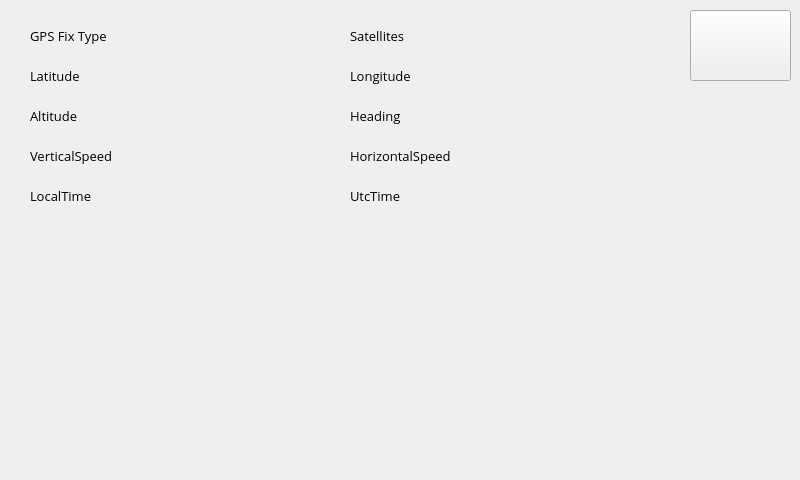
anthony-mills/nomadicpi, file src/visual_elements/main_window.ui: the form before one commit.
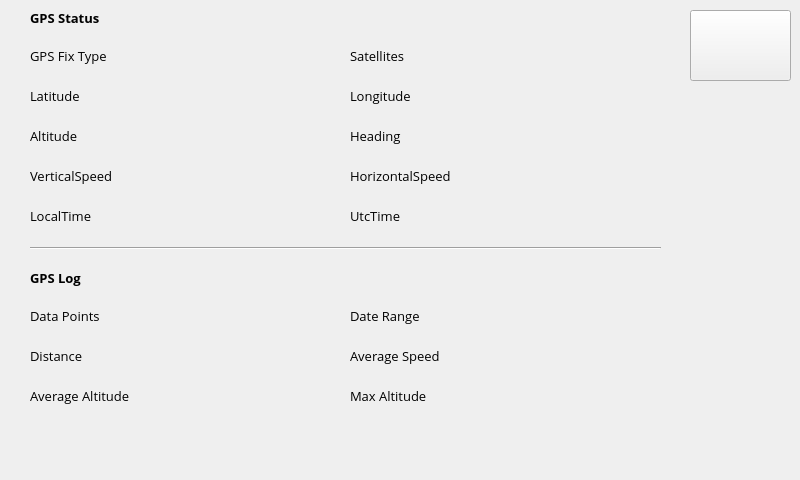
The form after the commit. The open tabs and pages were chosen to show the change. Icons and pictures are not drawn.

Commit message: Added UI elements for trip log information.

What changed in the file:
```diff
--- a/src/visual_elements/main_window.ui
+++ b/src/visual_elements/main_window.ui
@@ -1586,7 +1586,7 @@
      <property name="geometry">
       <rect>
        <x>350</x>
-       <y>20</y>
+       <y>40</y>
        <width>311</width>
        <height>31</height>
       </rect>
@@ -1599,7 +1599,7 @@
      <property name="geometry">
       <rect>
        <x>30</x>
-       <y>20</y>
+       <y>40</y>
        <width>301</width>
        <height>31</height>
       </rect>
@@ -1612,7 +1612,7 @@
      <property name="geometry">
       <rect>
        <x>30</x>
-       <y>100</y>
+       <y>120</y>
        <width>311</width>
        <height>31</height>
       </rect>
@@ -1625,7 +1625,7 @@
      <property name="geometry">
       <rect>
        <x>30</x>
-       <y>60</y>
+       <y>80</y>
        <width>311</width>
        <height>31</height>
       </rect>
@@ -1638,7 +1638,7 @@
      <property name="geometry">
       <rect>
        <x>350</x>
-       <y>140</y>
+       <y>160</y>
        <width>331</width>
        <height>31</height>
       </rect>
@@ -1651,7 +1651,7 @@
      <property name="geometry">
       <rect>
        <x>30</x>
-       <y>140</y>
+       <y>160</y>
        <width>311</width>
        <height>31</height>
       </rect>
@@ -1664,7 +1664,7 @@
      <property name="geometry">
       <rect>
        <x>30</x>
-       <y>180</y>
+       <y>200</y>
        <width>311</width>
        <height>31</height>
       </rect>
@@ -1677,7 +1677,7 @@
      <property name="geometry">
       <rect>
        <x>350</x>
-       <y>100</y>
+       <y>120</y>
        <width>311</width>
        <height>31</height>
       </rect>
@@ -1690,7 +1690,7 @@
      <property name="geometry">
       <rect>
        <x>350</x>
-       <y>180</y>
+       <y>200</y>
        <width>331</width>
        <height>31</height>
       </rect>
@@ -1703,7 +1703,7 @@
      <property name="geometry">
       <rect>
        <x>350</x>
-       <y>60</y>
+       <y>80</y>
        <width>311</width>
        <height>31</height>
       </rect>
@@ -1712,6 +1712,135 @@
       <string>Longitude</string>
      </property>
     </widget>
+    <widget class="Line" name="line">
+     <property name="geometry">
+      <rect>
+       <x>30</x>
+       <y>240</y>
+       <width>631</width>
+       <height>16</height>
+      </rect>
+     </property>
+     <property name="orientation">
+      <enum>Qt::Horizontal</enum>
+     </property>
+    </widget>
+    <widget class="QLabel" name="GpsStatusHeading">
+     <property name="geometry">
+      <rect>
+       <x>30</x>
+       <y>10</y>
+       <width>201</width>
+       <height>16</height>
+      </rect>
+     </property>
+     <property name="font">
+      <font>
+       <weight>75</weight>
+       <bold>true</bold>
+      </font>
+     </property>
+     <property name="text">
+      <string>GPS Status</string>
+     </property>
+    </widget>
+    <widget class="QLabel" name="GpsLogHeading">
+     <property name="geometry">
+      <rect>
+       <x>30</x>
+       <y>270</y>
+       <width>201</width>
+       <height>16</height>
+      </rect>
+     </property>
+     <property name="font">
+      <font>
+       <weight>75</weight>
+       <bold>true</bold>
+      </font>
+     </property>
+     <property name="text">
+      <string>GPS Log</string>
+     </property>
+    </widget>
+    <widget class="QLabel" name="GPSLogPoints">
+     <property name="geometry">
+      <rect>
+       <x>30</x>
+       <y>300</y>
+       <width>301</width>
+       <height>31</height>
+      </rect>
+     </property>
+     <property name="text">
+      <string>Data Points</string>
+     </property>
+    </widget>
+    <widget class="QLabel" name="GPSLogDateRange">
+     <property name="geometry">
+      <rect>
+       <x>350</x>
+       <y>300</y>
+       <width>301</width>
+       <height>31</height>
+      </rect>
+     </property>
+     <property name="text">
+      <string>Date Range</string>
+     </property>
+    </widget>
+    <widget class="QLabel" name="GPSLogDistance">
+     <property name="geometry">
+      <rect>
+       <x>30</x>
+       <y>340</y>
+       <width>301</width>
+       <height>31</height>
+      </rect>
+     </property>
+     <property name="text">
+      <string>Distance</string>
+     </property>
+    </widget>
+    <widget class="QLabel" name="GPSLogAvgSpeed">
+     <property name="geometry">
+      <rect>
+       <x>350</x>
+       <y>340</y>
+       <width>301</width>
+       <height>31</height>
+      </rect>
+     </property>
+     <property name="text">
+      <string>Average Speed</string>
+     </property>
+    </widget>
+    <widget class="QLabel" name="GPSLogAvgAltitude">
+     <property name="geometry">
+      <rect>
+       <x>30</x>
+       <y>380</y>
+       <width>301</width>
+       <height>31</height>
+      </rect>
+     </property>
+     <property name="text">
+      <string>Average Altitude</string>
+     </property>
+    </widget>
+    <widget class="QLabel" name="GPSLogMaxAltitude">
+     <property name="geometry">
+      <rect>
+       <x>350</x>
+       <y>380</y>
+       <width>301</width>
+       <height>31</height>
+      </rect>
+     </property>
+     <property name="text">
+      <string>Max Altitude</string>
+     </property>
+    </widget>
    </widget>
    <widget class="QWidget" name="night">
     <property name="styleSheet">
```
Left out of the diff: 2 changed lines with no effect on the pictures. The commit also changes 3 other files.
